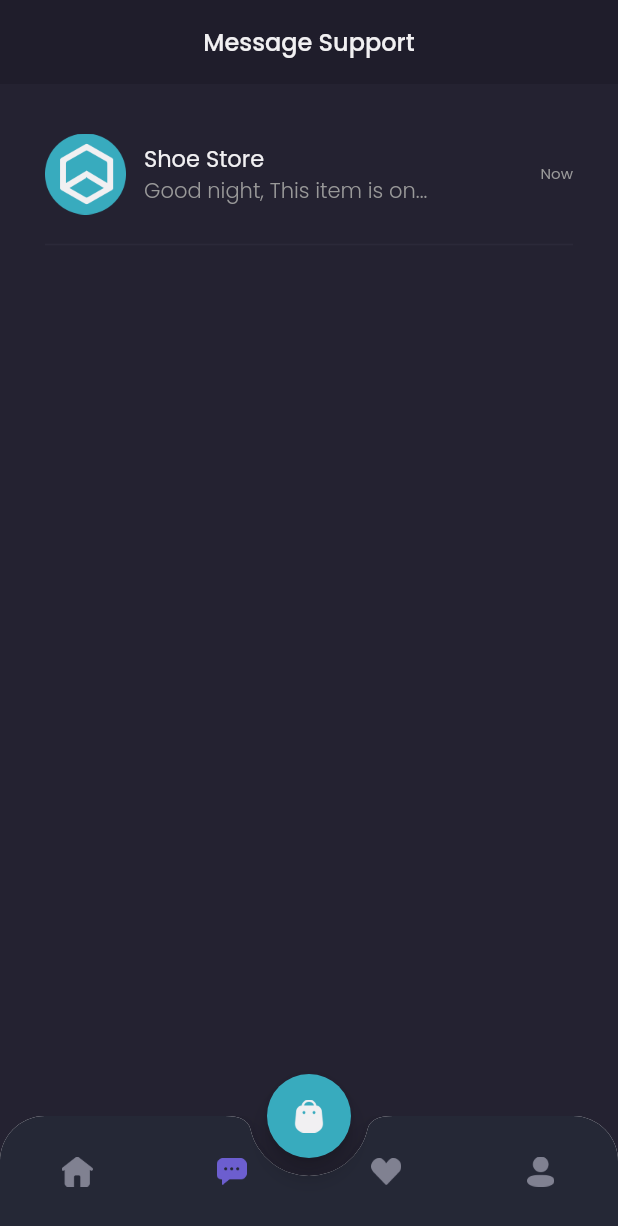
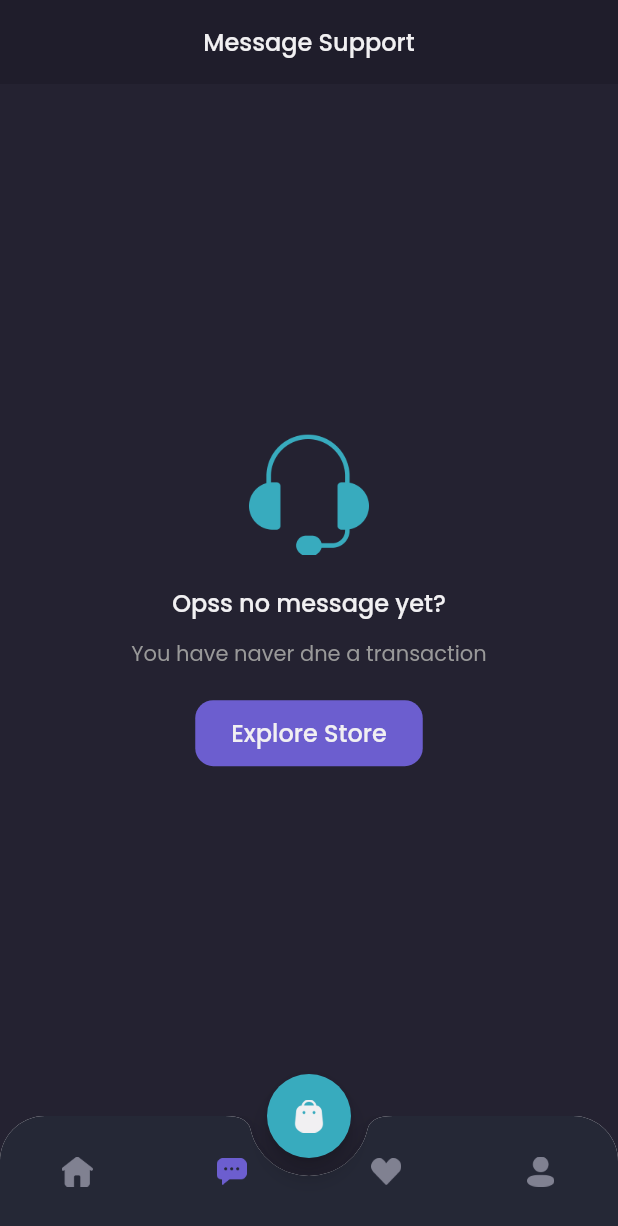
Before and after one commit to nthswny/shamo-ui, a Flutter app: the MainPage screen opened by its route, item 2 of the bottom bar chosen, on a phone screen of 412 x 824 dp. Shown: the top 1226 px of the screen. Run offline on Flutter 3.47's test engine with Material 2 defaults, Android fonts, the light colour scheme and no system bars; our stand-ins replace carousel_slider, cloud_firestore, firebase_core, google_fonts; missing offline and left inert: dart:js; accounts and stored records are empty; network calls fail.

Commit message:
tenth commit

```diff
--- /dev/null
+++ b/lib/models/message_model.dart
@@ -0,0 +1,49 @@
+import 'package:shamo_ui/models/product_model.dart';
+
+class MessageModel {
+  String? message;
+  int? userId;
+  String? userName;
+  String? userImage;
+  bool? isFromUser;
+  ProductModel? product;
+  DateTime? createdAt;
+  DateTime? updatedAt;
+
+  MessageModel({
+    this.message,
+    this.userId,
+    this.userName,
+    this.userImage,
+    this.isFromUser,
+    this.product,
+    this.createdAt,
+    this.updatedAt,
+  });
+
+  MessageModel.fromJson(Map<String, dynamic> json) {
+    message = json['message'];
+    userId = json['userId'];
+    userName = json['userName'];
+    userImage = json['userImage'];
+    isFromUser = json['isFromUser'];
+    product = json['product'].isEmpty
+        ? UninitializedProductModel()
+        : ProductModel.fromJson(json['product']);
+    createdAt = DateTime.parse(json['createdAt']);
+    updatedAt = DateTime.parse(json['updatedAt']);
+  }
+
+  Map<String, dynamic> toJson() {
+    return {
+      'message': message,
+      'userId': userId,
+      'userName': userName,
+      'userImage': userImage,
+      'isFromUser': isFromUser,
+      'product': product is UninitializedProductModel ? {} : product?.toJson(),
+      'createdAt': createdAt.toString(),
+      'updatedAt': updatedAt.toString(),
+    };
+  }
+}
--- a/lib/models/product_model.dart
+++ b/lib/models/product_model.dart
@@ -8,8 +8,8 @@ class ProductModel {
   late String description;
   late String? tags;
   late CategoryModel category;
-  late DateTime createdAt;
-  late DateTime updatedAt;
+  late DateTime? createdAt;
+  late DateTime? updatedAt;
   late List<GalleryModel> galleries;
 
   ProductModel({
@@ -52,3 +52,5 @@ class ProductModel {
     };
   }
 }
+
+class UninitializedProductModel extends ProductModel {}
--- a/lib/pages/home/chat_page.dart
+++ b/lib/pages/home/chat_page.dart
@@ -1,12 +1,20 @@
+import 'dart:js';
+
 import 'package:flutter/material.dart';
+import 'package:provider/provider.dart';
+import 'package:shamo_ui/models/message_model.dart';
+import 'package:shamo_ui/providers/auth_provider.dart';
+import 'package:shamo_ui/providers/page_provider.dart';
+import 'package:shamo_ui/services/message_service.dart';
 import 'package:shamo_ui/widget/chat_tile.dart';
 import '../../theme.dart';
 
 class ChatPage extends StatelessWidget {
-  const ChatPage({Key? key}) : super(key: key);
-
   @override
   Widget build(BuildContext context) {
+    AuthProvider authProvider = Provider.of<AuthProvider>(context);
+    PageProvider pageProvider = Provider.of<PageProvider>(context);
+
     Widget header() {
       return AppBar(
         backgroundColor: backgroundColor1,
@@ -58,7 +66,9 @@ class ChatPage extends StatelessWidget {
               Container(
                 height: 44,
                 child: TextButton(
-                  onPressed: () {},
+                  onPressed: () {
+                    pageProvider.currentIndex = 0;
+                  },
                   style: TextButton.styleFrom(
                     padding: EdgeInsets.symmetric(
                       horizontal: 24,
@@ -85,6 +95,15 @@ class ChatPage extends StatelessWidget {
     }
 
     Widget content() {
+      return StreamBuilder<List<MessageModel>>(
+          stream: MessageService()
+              .getMessagesByUserId(userId: authProvider.user.id),
+          builder: (context, snapshot) {
+            if (snapshot.hasData) {
+              if (snapshot.data!.length == 0) {
+                return emptyChat();
+              }
+
               return Expanded(
                 child: Container(
                   width: double.infinity,
@@ -94,11 +113,17 @@ class ChatPage extends StatelessWidget {
                       horizontal: defaultMargin,
                     ),
                     children: [
-              ChatTile(),
+                      ChatTile(
+                        snapshot.data![snapshot.data!.length - 1],
+                      ),
                     ],
                   ),
                 ),
               );
+            } else {
+              return emptyChat();
+            }
+          });
     }
 
     return Column(
--- a/lib/pages/home/main_page.dart
+++ b/lib/pages/home/main_page.dart
@@ -1,8 +1,10 @@
 import 'package:flutter/material.dart';
+import 'package:provider/provider.dart';
 import 'package:shamo_ui/pages/home/chat_page.dart';
 import 'package:shamo_ui/pages/home/home_page.dart';
 import 'package:shamo_ui/pages/home/profile_page.dart';
 import 'package:shamo_ui/pages/home/wishlist_page.dart';
+import 'package:shamo_ui/providers/page_provider.dart';
 import 'package:shamo_ui/theme.dart';
 
 class MainPage extends StatefulWidget {
@@ -13,10 +15,10 @@ class MainPage extends StatefulWidget {
 }
 
 class _MainPageState extends State<MainPage> {
-  int currentIndex = 0;
-
   @override
   Widget build(BuildContext context) {
+    PageProvider pageProvider = Provider.of<PageProvider>(context);
+
     Widget cartButton() {
       return FloatingActionButton(
         onPressed: () {
@@ -41,12 +43,10 @@ class _MainPageState extends State<MainPage> {
           clipBehavior: Clip.antiAlias,
           child: BottomNavigationBar(
             backgroundColor: backgroundColor4,
-            currentIndex: currentIndex,
+            currentIndex: pageProvider.currentIndex,
             onTap: (value) {
               print(value);
-              setState(() {
-                currentIndex = value;
-              });
+              pageProvider.currentIndex = value;
             },
             type: BottomNavigationBarType.fixed,
             items: [
@@ -59,7 +59,9 @@ class _MainPageState extends State<MainPage> {
                   child: Image.asset(
                     'assets/icon_home.png',
                     width: 21,
-                    color: currentIndex == 0 ? primaryColor : Color(0xff808191),
+                    color: pageProvider.currentIndex == 0
+                        ? primaryColor
+                        : Color(0xff808191),
                   ),
                 ),
                 label: '',
@@ -73,7 +75,9 @@ class _MainPageState extends State<MainPage> {
                   child: Image.asset(
                     'assets/icon_chat.png',
                     width: 20,
-                    color: currentIndex == 1 ? primaryColor : Color(0xff808191),
+                    color: pageProvider.currentIndex == 1
+                        ? primaryColor
+                        : Color(0xff808191),
                   ),
                 ),
                 label: '',
@@ -87,7 +91,9 @@ class _MainPageState extends State<MainPage> {
                   child: Image.asset(
                     'assets/icon_fav.png',
                     width: 20,
-                    color: currentIndex == 2 ? primaryColor : Color(0xff808191),
+                    color: pageProvider.currentIndex == 2
+                        ? primaryColor
+                        : Color(0xff808191),
                   ),
                 ),
                 label: '',
@@ -101,7 +107,9 @@ class _MainPageState extends State<MainPage> {
                   child: Image.asset(
                     'assets/icon_profile.png',
                     width: 18,
-                    color: currentIndex == 3 ? primaryColor : Color(0xff808191),
+                    color: pageProvider.currentIndex == 3
+                        ? primaryColor
+                        : Color(0xff808191),
                   ),
                 ),
                 label: '',
@@ -113,7 +121,7 @@ class _MainPageState extends State<MainPage> {
     }
 
     Widget body() {
-      switch (currentIndex) {
+      switch (pageProvider.currentIndex) {
         case 0:
           return HomePage();
           break;
@@ -132,7 +140,8 @@ class _MainPageState extends State<MainPage> {
     }
 
     return Scaffold(
-      backgroundColor: currentIndex == 0 ? backgroundColor1 : backgroundColor3,
+      backgroundColor:
+          pageProvider.currentIndex == 0 ? backgroundColor1 : backgroundColor3,
       floatingActionButton: cartButton(),
       floatingActionButtonLocation: FloatingActionButtonLocation.centerDocked,
       bottomNavigationBar: customBottomNav(),
--- a/lib/pages/home/wishlist_page.dart
+++ b/lib/pages/home/wishlist_page.dart
@@ -1,5 +1,6 @@
 import 'package:flutter/material.dart';
 import 'package:provider/provider.dart';
+import 'package:shamo_ui/providers/page_provider.dart';
 import 'package:shamo_ui/providers/wishlist_provider.dart';
 import 'package:shamo_ui/widget/wishlist_card.dart';
 
@@ -11,6 +12,7 @@ class WishlistPage extends StatelessWidget {
   @override
   Widget build(BuildContext context) {
     WishlistProvider wishlistProvider = Provider.of<WishlistProvider>(context);
+    PageProvider pageProvider = Provider.of<PageProvider>(context);
 
     Widget header() {
       return AppBar(
@@ -63,7 +65,9 @@ class WishlistPage extends StatelessWidget {
               Container(
                 height: 44,
                 child: TextButton(
-                  onPressed: () {},
+                  onPressed: () {
+                    pageProvider.currentIndex = 0;
+                  },
                   style: TextButton.styleFrom(
                     padding: EdgeInsets.symmetric(
                       horizontal: 24,
--- /dev/null
+++ b/lib/providers/page_provider.dart
@@ -0,0 +1,12 @@
+import 'package:flutter/cupertino.dart';
+
+class PageProvider with ChangeNotifier {
+  int _currentIndex = 0;
+
+  int get currentIndex => _currentIndex;
+
+  set currentIndex(int index) {
+    _currentIndex = index;
+    notifyListeners();
+  }
+}
--- a/lib/widget/chat_tile.dart
+++ b/lib/widget/chat_tile.dart
@@ -1,14 +1,25 @@
 import 'package:flutter/material.dart';
+import 'package:shamo_ui/models/message_model.dart';
+import 'package:shamo_ui/models/product_model.dart';
+import 'package:shamo_ui/pages/detail_chat_page.dart';
 import 'package:shamo_ui/theme.dart';
 
 class ChatTile extends StatelessWidget {
-  const ChatTile({Key? key}) : super(key: key);
+  final MessageModel message;
+  ChatTile(this.message);
 
   @override
   Widget build(BuildContext context) {
     return GestureDetector(
       onTap: () {
-        Navigator.pushNamed(context, '/detail-chat');
+        Navigator.push(
+          context,
+          MaterialPageRoute(
+            builder: (context) => DetailChatPage(
+              UninitializedProductModel(),
+            ),
+          ),
+        );
       },
       child: Container(
         margin: EdgeInsets.only(
@@ -37,7 +48,7 @@ class ChatTile extends StatelessWidget {
                           ),
                         ),
                         Text(
-                          'Good night, This item is on...',
+                          message.message!,
                           style: secondaryTextStyle.copyWith(
                             fontWeight: light,
                           ),
--- a/pubspec.yaml
+++ b/pubspec.yaml
@@ -34,6 +34,8 @@ dependencies:
   carousel_slider: ^4.0.0
   provider: ^6.0.3
   http: ^0.13.3
+  firebase_core: ^1.12.0
+  cloud_firestore: ^3.1.9
 
 dev_dependencies:
   flutter_lints: ^2.0.0
```
Also changed, not shown: lib/main.dart (+9 -2 lines), lib/pages/detail_chat_page.dart (+70 -20 lines), lib/pages/product_page.dart (+7 -1 lines), lib/services/message_service.dart (added, +57 -0 lines), lib/widget/chat_bubble.dart (+6 -5 lines), pubspec.lock, 4 other files. Lines whose indentation alone changed are shown as unchanged.
